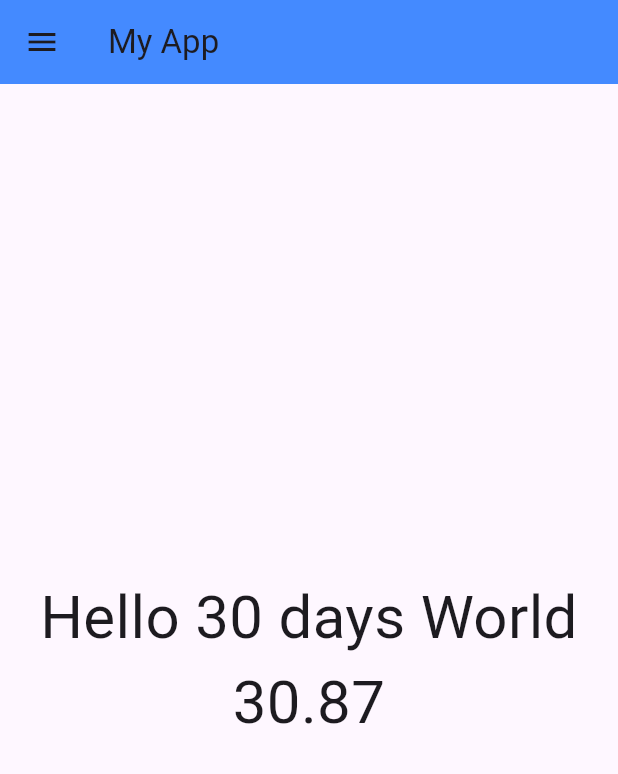
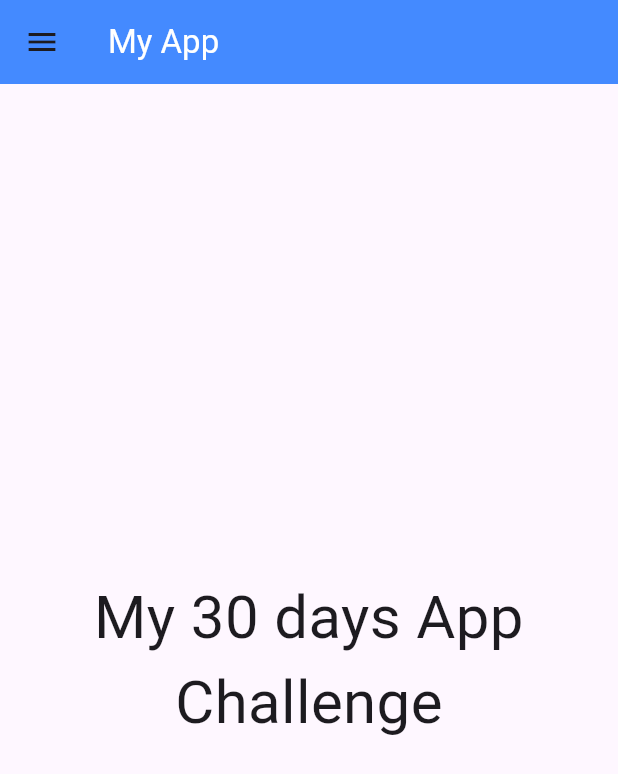
Before and after one commit to mipon21/Catalog_App, a Flutter app: the screen it shows after launch, on a phone screen of 412 x 824 dp. Shown: the top 774 px of the screen. Run offline on Flutter 3.47's test engine with Material 3 defaults, Android fonts, the phone set to English and light mode, and no system bars.

Commit message:
Day 03 done

```diff
--- a/lib/main.dart
+++ b/lib/main.dart
@@ -1,4 +1,7 @@
-import 'package:app04/home_page.dart';
+// ignore_for_file: prefer_const_constructors
+
+import 'package:app04/pages/home_page.dart';
+import 'package:app04/pages/login_page.dart';
 import 'package:flutter/cupertino.dart';
 import 'package:flutter/material.dart';
 
@@ -15,7 +18,13 @@ class MyApp extends StatelessWidget {
 
     return MaterialApp(
       debugShowCheckedModeBanner: true,
-      home: HomePage(),
+     // home: HomePage(),
+      initialRoute: "/home",
+      routes: {
+        "/" : (context)=> LoginPage(),
+        "/home" : (context) =>HomePage(),
+        "/login" : (context) =>LoginPage(),
+      },
     );
   }
 }
--- a/lib/home_page.dart
+++ b/lib/pages/home_page.dart
@@ -7,14 +7,16 @@ class HomePage extends StatelessWidget {
   @override
   Widget build(BuildContext context) {
     int days = 30;
-    num temperature = 30.87;
+    String string = 'App';
     return  Scaffold(
       appBar: AppBar(
-        title: Text('My App'),
+        title: Text('My App',
+          style: TextStyle(color: Colors.white),
+        ),
         backgroundColor: Colors.blueAccent,
       ),
       body: Center(
-        child: Text('Hello $days days World $temperature',
+        child: Text('My $days days $string Challenge',
           style: TextStyle(fontSize: 40),
           textAlign: TextAlign.center,
         ),
```
Also changed, not shown: lib/pages/login_page.dart (added, +17 -0 lines).
